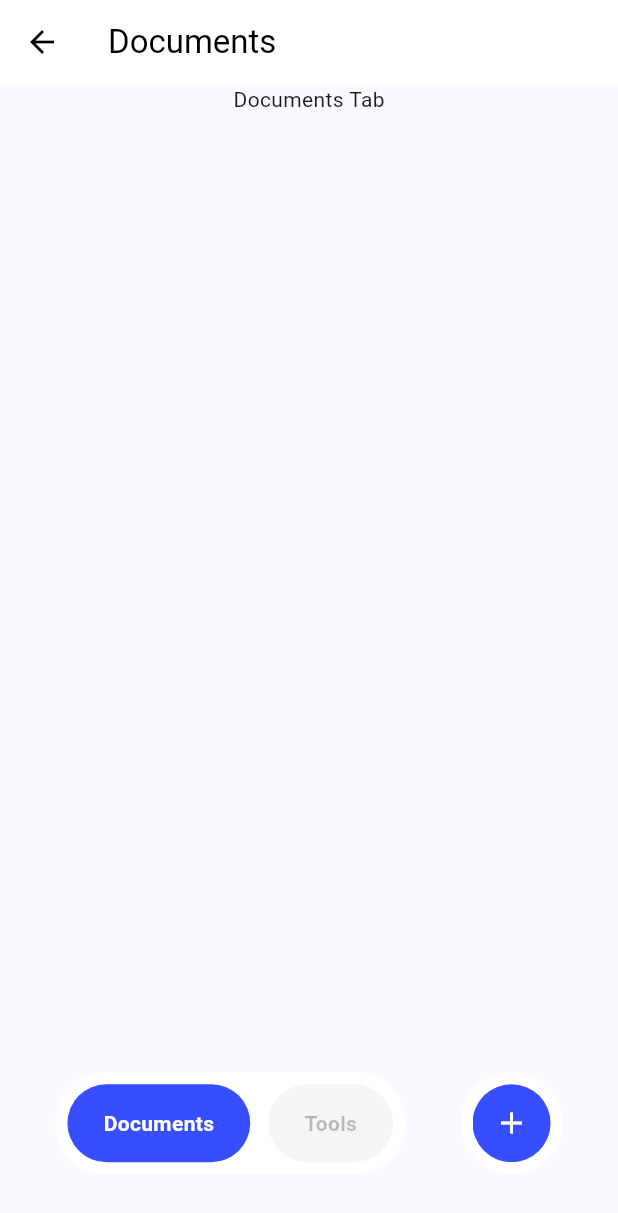
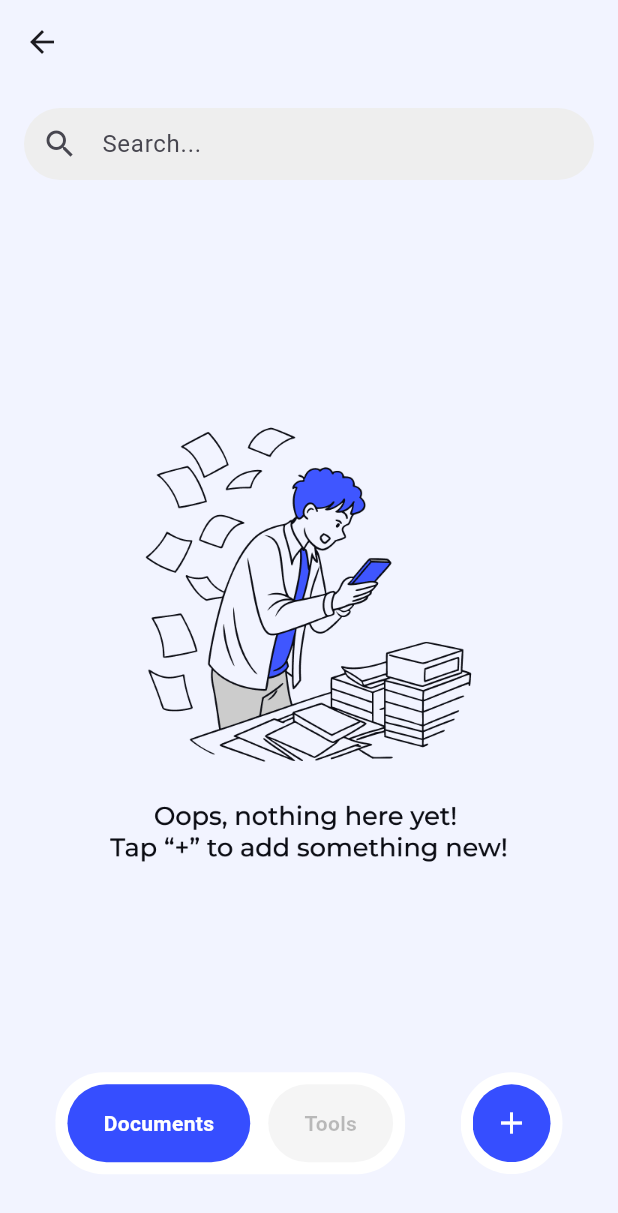
Before and after one commit to Alex-Flutter-ios/sign_it, a Flutter app: the DocumentsScreen screen opened by its route, on a phone screen of 412 x 824 dp. Shown: the top 1213 px of the screen. Run offline on Flutter 3.47's test engine with Material 3 defaults, Android fonts, the phone set to English and light mode, and no system bars; our stand-ins replace bloc, dio, file_picker, flutter_bloc, hive_flutter, image_picker and 3 more; accounts and stored records are empty.

Commit message:
feat: documents tab ui

```diff
--- a/lib/core/constants/assets.dart
+++ b/lib/core/constants/assets.dart
@@ -22,6 +22,7 @@ enum AppImageAssets implements ImageAssets {
   scan('assets/images/scan.png'),
   gallery('assets/images/gallery.png'),
   files('assets/images/files.png'),
+  nothing('assets/images/nothing.png'),
 
   /// Document specific
   ;
--- /dev/null
+++ b/lib/features/documents/data/models/document.dart
@@ -0,0 +1,17 @@
+enum DocumentSource { scan, gallery, files }
+
+class Document {
+  final String id;
+  final String name;
+  final String path;
+  final DateTime createdAt;
+  final DocumentSource source;
+
+  Document({
+    required this.id,
+    required this.name,
+    required this.path,
+    required this.createdAt,
+    required this.source,
+  });
+}
--- /dev/null
+++ b/lib/features/documents/presentation/cubit/documents_state.dart
@@ -0,0 +1,38 @@
+part of 'documents_cubit.dart';
+
+sealed class DocumentsState {
+  const DocumentsState();
+}
+
+class DocumentsInitial extends DocumentsState {
+  const DocumentsInitial();
+}
+
+class DocumentsLoading extends DocumentsState {
+  const DocumentsLoading();
+}
+
+class DocumentsLoaded extends DocumentsState {
+  final List<Document> documents;
+  final List<Document> filteredDocuments;
+
+  const DocumentsLoaded(this.documents, {this.filteredDocuments = const []});
+}
+
+class DocumentProcessing extends DocumentsState {
+  final String fileName;
+
+  const DocumentProcessing(this.fileName);
+}
+
+class DocumentsError extends DocumentsState {
+  final String message;
+
+  const DocumentsError(this.message);
+}
+
+class DocumentConvertionProgress extends DocumentsState {
+  final double progress;
+
+  const DocumentConvertionProgress(this.progress);
+}
--- a/lib/features/documents/presentation/views/documents_screen.dart
+++ b/lib/features/documents/presentation/views/documents_screen.dart
@@ -131,6 +131,8 @@ class _DocumentsScreenState extends State<DocumentsScreen> {
   @override
   Widget build(BuildContext context) {
     return Scaffold(
+      backgroundColor: const Color(0xFFF2F4FF),
+      appBar: AppBar(),
       body: PageView(
         physics: NeverScrollableScrollPhysics(),
         controller: _pageController,
--- a/lib/features/documents/presentation/views/documents_tab.dart
+++ b/lib/features/documents/presentation/views/documents_tab.dart
@@ -1,21 +1,145 @@
+// features/documents_list/presentation/views/documents_tab.dart
 import 'package:flutter/material.dart';
+import 'package:flutter_bloc/flutter_bloc.dart';
+import 'package:scaner_test_task/features/documents/presentation/cubit/documents_cubit.dart';
+import 'package:intl/intl.dart';
+
+import '../../../../core/constants/assets.dart';
+import '../../data/models/document.dart';
 
 class DocumentsTab extends StatelessWidget {
   const DocumentsTab({super.key});
 
+  Widget _buildContent(DocumentsState state) {
+    if (state is DocumentsLoading) {
+      return Center(child: CircularProgressIndicator());
+    }
+
+    if (state is DocumentsLoaded) {
+      return state.documents.isEmpty
+          ? _buildEmptyState()
+          : ListView.separated(
+              padding: EdgeInsets.symmetric(horizontal: 16),
+              itemCount: state.filteredDocuments.length,
+              separatorBuilder: (_, __) => SizedBox(height: 12),
+              itemBuilder: (context, index) => DocumentCard(
+                document: state.filteredDocuments[index],
+              ),
+            );
+    }
+
+    if (state is DocumentsError) {
+      return Center(child: Text('Error: ${state.message}'));
+    }
+
+    return _buildEmptyState();
+    // return SizedBox.shrink();
+  }
+
+  Widget _buildEmptyState() {
+    return Image.asset(
+      AppImageAssets.nothing.asset,
+      width: double.infinity,
+      alignment: Alignment.center,
+    );
+  }
+
   @override
   Widget build(BuildContext context) {
-    return Scaffold(
-      appBar: AppBar(
-        title: const Text('Documents'),
-      ),
-      body: Column(
+    return BlocBuilder<DocumentsCubit, DocumentsState>(
+      builder: (context, state) {
+        return Column(
+          children: [
+            // Search Bar
+            Padding(
+              padding: const EdgeInsets.all(16.0),
+              child: TextField(
+                decoration: InputDecoration(
+                  hintText: 'Search...',
+                  prefixIcon: Icon(Icons.search),
+                  filled: true,
+                  fillColor: Colors.grey[200],
+                  border: OutlineInputBorder(
+                    borderRadius: BorderRadius.circular(30.0),
+                    borderSide: BorderSide.none,
+                  ),
+                  contentPadding: EdgeInsets.symmetric(vertical: 12),
+                ),
+                onChanged: (query) =>
+                    context.read<DocumentsCubit>().searchDocuments(query),
+              ),
+            ),
+
+            // Document List
+            Expanded(
+              child: _buildContent(state),
+            ),
+          ],
+        );
+      },
+    );
+  }
+}
+
+class DocumentCard extends StatelessWidget {
+  const DocumentCard({super.key, required this.document});
+  final Document document;
+
+  void _showDocumentOptions(BuildContext context) {
+    showModalBottomSheet(
+      context: context,
+      builder: (_) => Column(
+        mainAxisSize: MainAxisSize.min,
         children: [
-          Center(
-            child: Text('Documents Tab'),
+          ListTile(
+            leading: Icon(Icons.edit),
+            title: Text('Rename'),
+            onTap: () {/* Реализация переименования */},
           ),
+          ListTile(
+            leading: Icon(Icons.share),
+            title: Text('Share'),
+            onTap: () {/* Реализация шаринга */},
+          ),
+          // ListTile(
+          //   leading: Icon(Icons.delete),
+          //   title: Text('Delete'),
+          //   onTap: () =>
+          //       context.read<DocumentsCubit>().deleteDocument(document.id),
+          // ),
         ],
       ),
     );
   }
+
+  @override
+  Widget build(BuildContext context) {
+    return Container(
+      decoration: BoxDecoration(
+        color: Colors.white,
+        borderRadius: BorderRadius.circular(12),
+        boxShadow: [
+          BoxShadow(
+            color: Colors.black12,
+            blurRadius: 6,
+            offset: Offset(0, 2),
+          ),
+        ],
+      ),
+      child: ListTile(
+        contentPadding: EdgeInsets.all(16),
+        leading: Icon(Icons.description, color: Color(0xFF364EFF)),
+        title: Text(
+          document.name,
+          style: TextStyle(fontWeight: FontWeight.bold),
+        ),
+        subtitle: Text(
+          DateFormat('EEE, MMM d, y').format(document.createdAt),
+          style: TextStyle(color: Colors.grey[600]),
+        ),
+        trailing: Icon(Icons.more_vert),
+        onTap: () => _showDocumentOptions(context),
+      ),
+    );
+  }
 }
```
Also changed, not shown: lib/core/adapters/document_adapter.dart (added, +28 -0 lines), lib/features/documents/data/datasource/local_datasource.dart (added, +28 -0 lines), lib/features/documents/data/datasource/remote_datasource.dart (added, +31 -0 lines), lib/features/documents/data/document_repository_impl.dart (+47 -0 lines), lib/features/documents/presentation/cubit/documents_cubit.dart (+139 -0 lines), lib/main.dart (+39 -3 lines), pubspec.yaml (+7 -1 lines), assets/images/1.0x/nothing.png (added), assets/images/2.0x/nothing.png (added), assets/images/3.0x/nothing.png (added), assets/images/nothing.png (added), lib/data/datasources/local_datasource.dart (deleted), lib/data/datasources/remote_datasource.dart (deleted), pubspec.lock, 6 other files.
